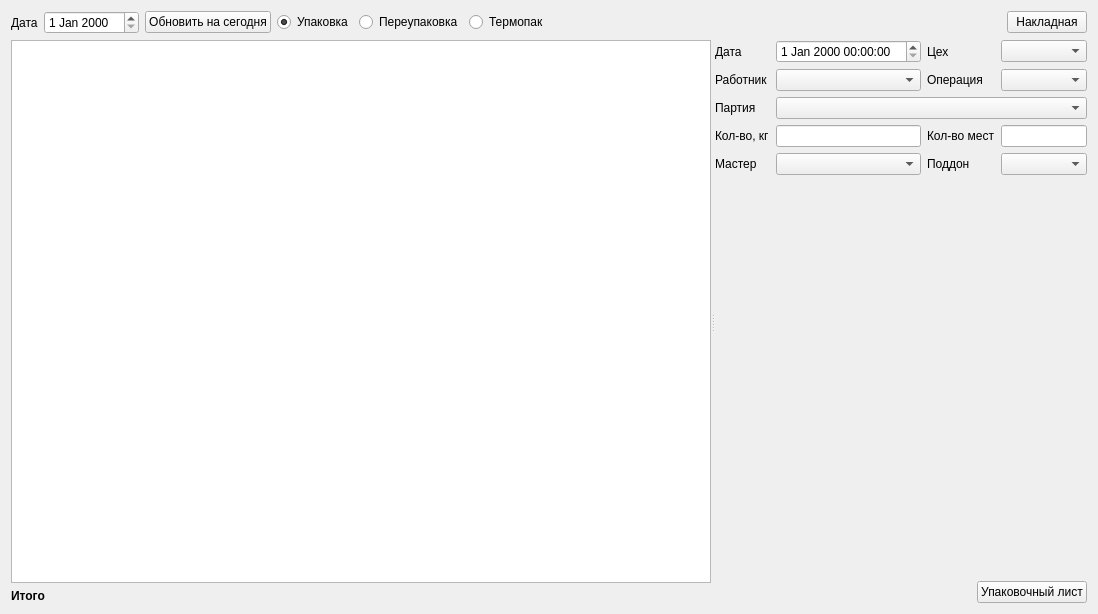
Above: formpack.ui from Sergeyego/warehouse before the change. Below: the same form after it.
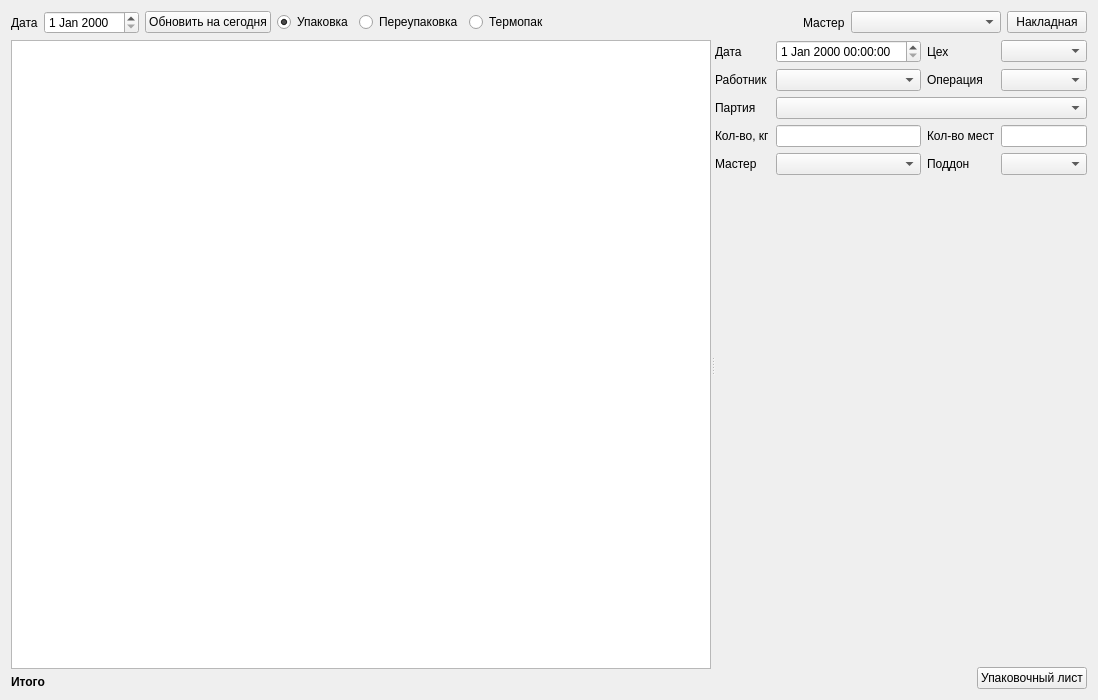
That is the form after the change. Custom widgets are drawn as their Qt base class.

What changed in the file:
```diff
--- a/formpack.ui
+++ b/formpack.ui
@@ -7,7 +7,7 @@
     <x>0</x>
     <y>0</y>
     <width>1098</width>
-    <height>614</height>
+    <height>700</height>
    </rect>
   </property>
   <property name="windowTitle">
@@ -70,6 +70,23 @@
        </property>
       </spacer>
      </item>
+     <item>
+      <widget class="QLabel" name="label_11">
+       <property name="text">
+        <string>Мастер</string>
+       </property>
+      </widget>
+     </item>
+     <item>
+      <widget class="QComboBox" name="comboBoxNaklMaster">
+       <property name="minimumSize">
+        <size>
+         <width>150</width>
+         <height>0</height>
+        </size>
+       </property>
+      </widget>
+     </item>
      <item>
       <widget class="QPushButton" name="pushButtonnNakl">
        <property name="text">
@@ -90,7 +107,7 @@
      <property name="orientation">
       <enum>Qt::Horizontal</enum>
      </property>
-     <widget class="QWidget" name="">
+     <widget class="QWidget" name="layoutWidget">
       <layout class="QVBoxLayout" name="verticalLayout_2">
        <item>
         <widget class="DbViewer" name="tableViewPack">
@@ -127,7 +144,7 @@
        </item>
       </layout>
      </widget>
-     <widget class="QWidget" name="">
+     <widget class="QWidget" name="layoutWidget">
       <layout class="QVBoxLayout" name="verticalLayout">
        <item>
         <layout class="QGridLayout" name="gridLayout">
```
